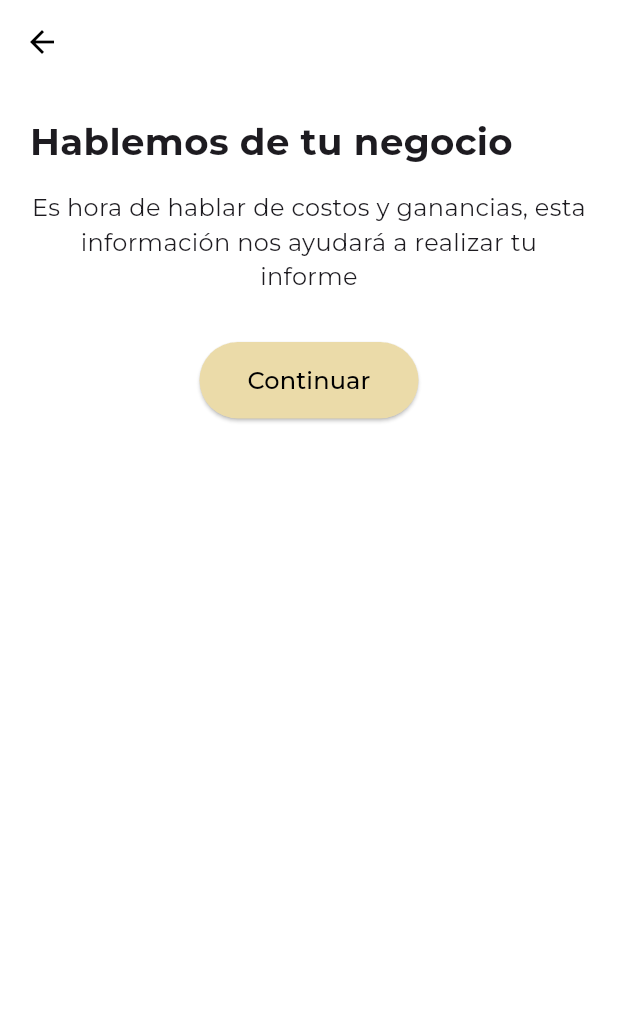
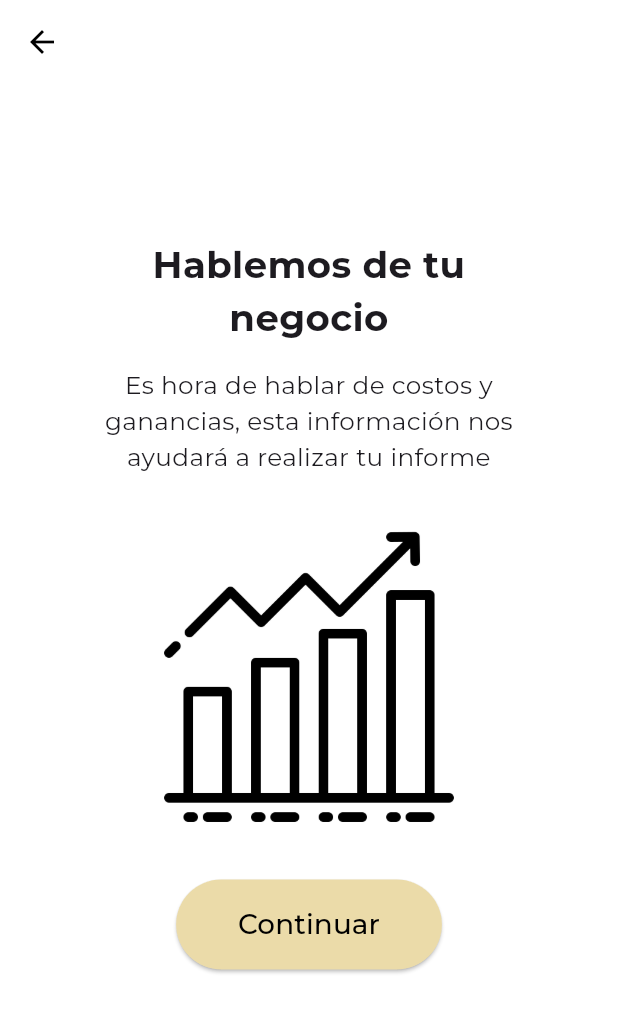
Before and after one commit to Elizabeth-Rodriguez/BizBloom, a Flutter app: the HablemosScreen screen opened by its route, on a phone screen of 412 x 824 dp. Shown: the top 1013 px of the screen. Run offline on Flutter 3.47's test engine with Material 3 defaults, Android fonts, the phone set to English and light mode, and no system bars; our stand-ins replace google_fonts, sqflite; accounts and stored records are empty.

Commit message:
Alfa 1.4.3

```diff
--- a/lib/screens/hablemos_screen.dart
+++ b/lib/screens/hablemos_screen.dart
@@ -13,8 +13,13 @@ class HablemosScreen extends StatelessWidget {
       title: '',
       showBack: false,
       showBottomBar: false,
+      child: Center(
+        child: SingleChildScrollView(
+          padding: EdgeInsets.symmetric(
+            horizontal: size.width * 0.08,
+            vertical: size.height * 0.1,
+          ),
           child: Column(
-        crossAxisAlignment: CrossAxisAlignment.start,
             mainAxisSize: MainAxisSize.min,
             children: [
               Text(
@@ -28,18 +33,32 @@ class HablemosScreen extends StatelessWidget {
               const SizedBox(height: 16),
               Text(
                 'Es hora de hablar de costos y ganancias, esta información nos ayudará a realizar tu informe',
-            style: GoogleFonts.montserrat(fontSize: 16),
+                style: GoogleFonts.montserrat(
+                  fontSize: size.width * 0.04,
+                ),
                 textAlign: TextAlign.center,
               ),
               const SizedBox(height: 32),
-          Center(
-            child: ElevatedButton(
+
+              // Imagen debajo del texto
+              Image.asset(
+                'assets/images/graphic.png', // Asegúrate de que el path sea correcto y esté en pubspec.yaml
+                width: size.width * 0.7,
+                height: size.height * 0.25,
+                fit: BoxFit.contain,
+              ),
+
+              const SizedBox(height: 32),
+              ElevatedButton(
                 onPressed: () {
                   Navigator.pushNamed(context, '/datos-negocio');
                 },
                 style: ElevatedButton.styleFrom(
                   backgroundColor: const Color(0xFFEBDBA9),
-                padding: const EdgeInsets.symmetric(horizontal: 32, vertical: 14),
+                  padding: EdgeInsets.symmetric(
+                    horizontal: size.width * 0.1,
+                    vertical: size.height * 0.02,
+                  ),
                   shape: RoundedRectangleBorder(
                     borderRadius: BorderRadius.circular(30),
                   ),
@@ -47,14 +66,15 @@ class HablemosScreen extends StatelessWidget {
                 child: Text(
                   'Continuar',
                   style: GoogleFonts.montserrat(
-                  fontSize: 16,
+                    fontSize: size.width * 0.045,
                     color: Colors.black,
-                ),
                   ),
                 ),
               ),
             ],
           ),
+        ),
+      ),
     );
   }
 }
--- a/lib/screens/inicio_screen.dart
+++ b/lib/screens/inicio_screen.dart
@@ -11,6 +11,7 @@ class InicioScreen extends StatelessWidget {
 
     return BaseScreen(
         title: 'Inicio',
+        showBack: false,
         showBottomBar: true,
         child: Padding(
           padding: const EdgeInsets.only(top: 100),
--- a/lib/widgets/base_screen.dart
+++ b/lib/widgets/base_screen.dart
@@ -6,6 +6,7 @@ class BaseScreen extends StatelessWidget {
   final Widget child;
   final bool showBack;
   final bool showBottomBar;
+  final bool showSkip; // Nueva propiedad para el botón "Omitir"
 
   const BaseScreen({
     super.key,
@@ -13,6 +14,7 @@ class BaseScreen extends StatelessWidget {
     required this.child,
     this.showBack = false,
     this.showBottomBar = false,
+    this.showSkip = false, // Valor por defecto: no se muestra
   });
 
   @override
@@ -32,6 +34,17 @@ class BaseScreen extends StatelessWidget {
                 icon: const Icon(Icons.arrow_back),
                 onPressed: () => Navigator.pop(context),
               )
+            : null,
+        actions: showSkip
+            ? [
+                IconButton(
+                  icon: const Icon(Icons.skip_next, color: Colors.black),
+                  onPressed: () {
+                    // Define aquí la acción cuando el usuario presione "Omitir"
+                    Navigator.pushNamed(context,'/hablemos');
+                  },
+                ),
+              ]
             : null,
       ),
       body: SafeArea(
--- a/pubspec.yaml
+++ b/pubspec.yaml
@@ -28,5 +28,6 @@ dev_dependencies:
 flutter:
   uses-material-design: true
   assets:
+    - assets/images/graphic.png
     - assets/images/
     - assets/env.json
```
Also changed, not shown: lib/screens/calculadora_screen.dart (+1 -15 lines), lib/screens/intento_screen.dart (+12 -3 lines), lib/screens/logro_screen.dart (+19 -14 lines), lib/screens/motivo_screen.dart (+12 -4 lines), assets/images/graphic.png (added), 263 other files. Lines whose indentation alone changed are shown as unchanged.
